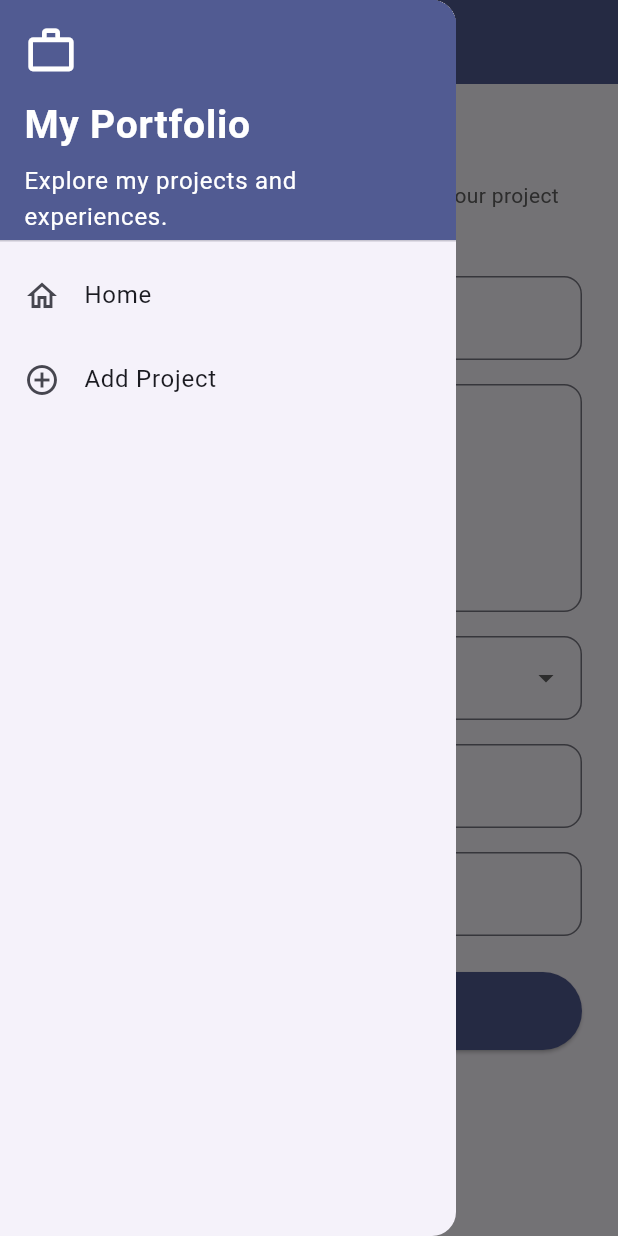
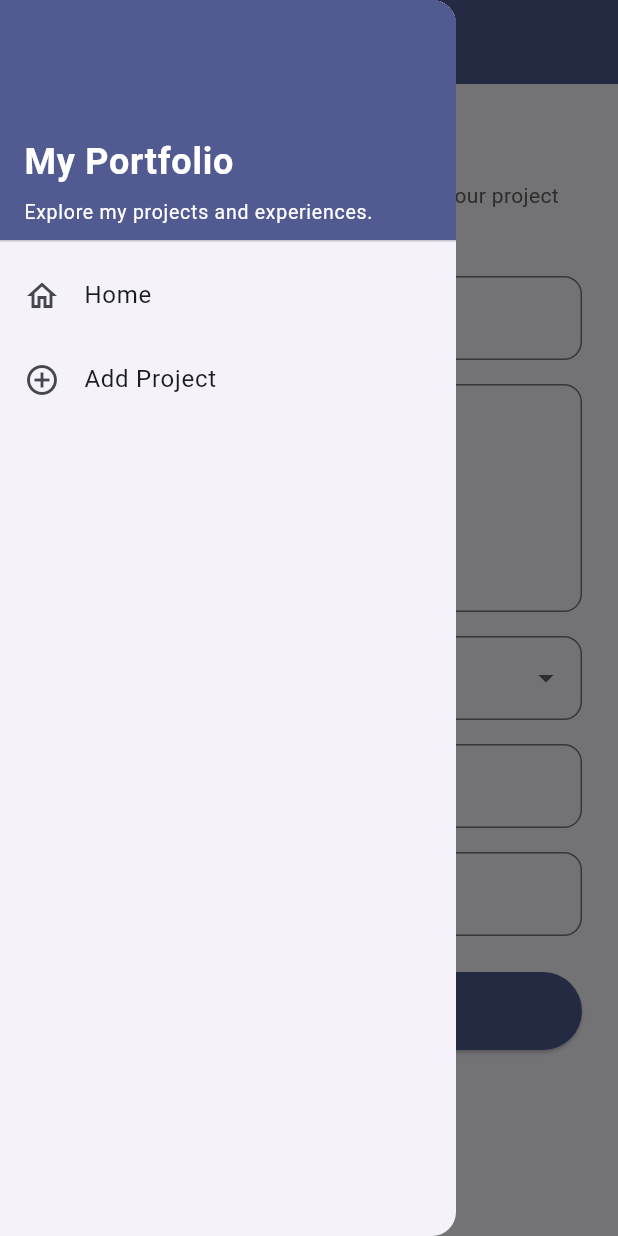
Before and after one commit to rindunadhirah/myportfolio_mobile, a Flutter app: the ProjectFormPage screen opened directly, with the side drawer open, on a phone screen of 412 x 824 dp. Run offline on Flutter 3.47's test engine with Material 3 defaults, Android fonts, the phone set to English and light mode, and no system bars; our stand-ins replace material_ui.

Commit message:
fix: prevent drawer and form reset issues

```diff
--- a/lib/screens/project_form.dart
+++ b/lib/screens/project_form.dart
@@ -170,6 +170,7 @@ class _ProjectFormPageState extends State<ProjectFormPage> {
                   ),
                   const SizedBox(height: 16),
                   DropdownButtonFormField<String>(
+                    key: ValueKey(_category),
                     initialValue: _category,
                     decoration: _fieldDecoration(
                       label: 'Project Category',
--- a/lib/widgets/left_drawer.dart
+++ b/lib/widgets/left_drawer.dart
@@ -19,12 +19,10 @@ class LeftDrawer extends StatelessWidget {
               crossAxisAlignment: CrossAxisAlignment.start,
               mainAxisAlignment: MainAxisAlignment.end,
               children: [
-                Icon(Icons.work_outline, color: Colors.white, size: 36),
-                SizedBox(height: 12),
                 Text(
                   'My Portfolio',
                   style: TextStyle(
-                    fontSize: 26,
+                    fontSize: 24,
                     fontWeight: FontWeight.bold,
                     color: Colors.white,
                   ),
@@ -32,7 +30,7 @@ class LeftDrawer extends StatelessWidget {
                 SizedBox(height: 6),
                 Text(
                   'Explore my projects and experiences.',
-                  style: TextStyle(color: Colors.white),
+                  style: TextStyle(color: Colors.white, fontSize: 13),
                 ),
               ],
             ),
```
